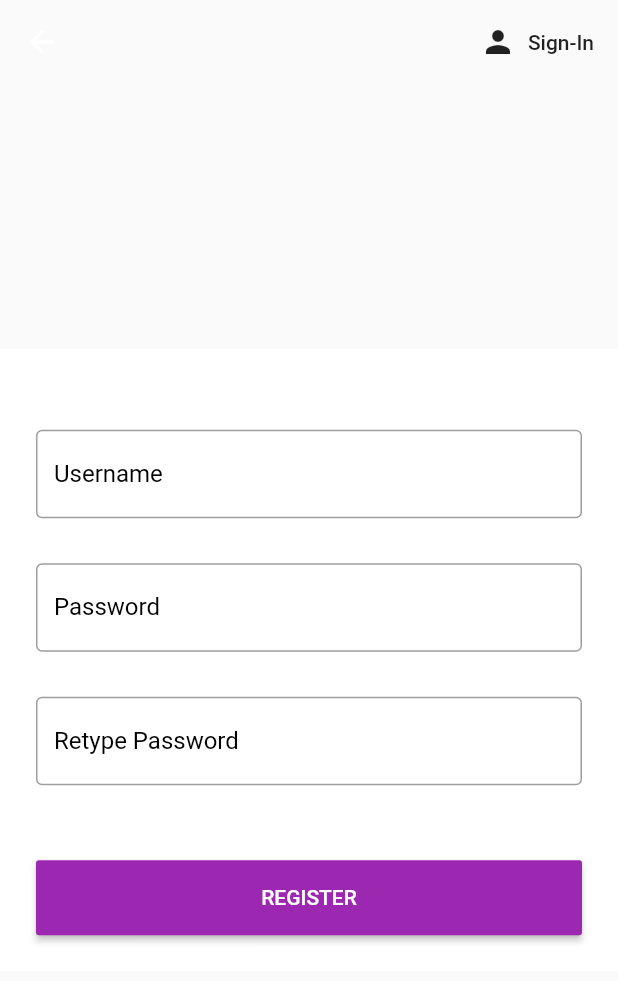
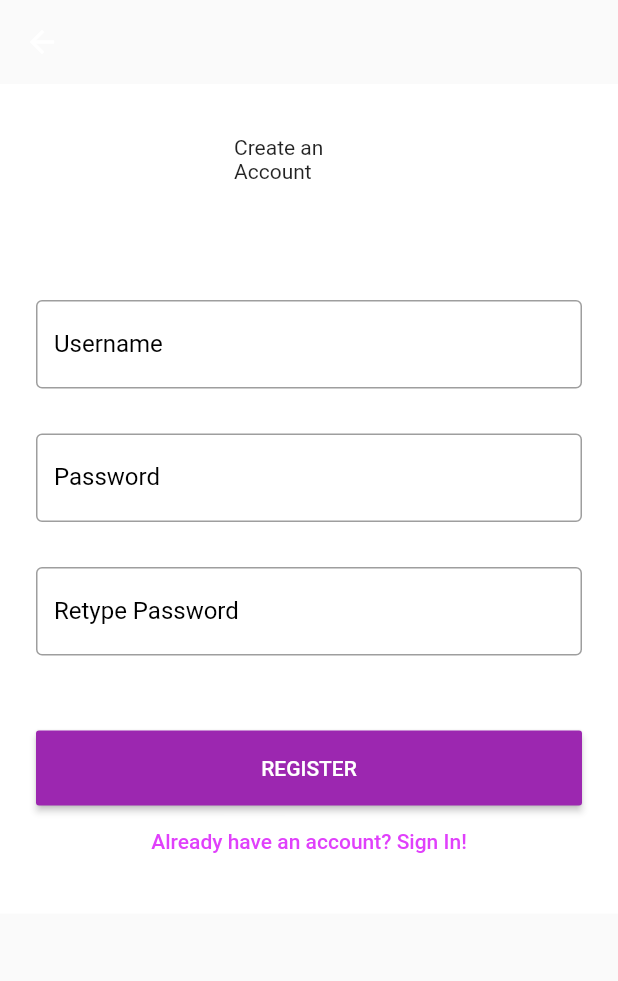
Before and after one commit to b34st80y/oigo_app, a Flutter app: the RegisterPage screen opened directly, on a phone screen of 412 x 824 dp. Shown: the top 981 px of the screen. Run offline on Flutter 3.47's test engine with Material 2 defaults, Android fonts, the phone set to English and light mode, and no system bars; our stand-ins replace firebase_auth; accounts and stored records are empty.

Commit message:
re-arranged register/signInAnon buttons.
Created sign-in/register Forms
and TextFormFields with validation handling.

Added signInWithEmail&Password
functionality, but registration is disabled.

Added loading widget that is displayed during login loading.

```diff
--- a/lib/pages/authenticate/register.dart
+++ b/lib/pages/authenticate/register.dart
@@ -1,37 +1,44 @@
 import 'package:flutter/material.dart';
+import 'package:oigo_app/services/auth.dart';
 
-class RegisterPage extends StatelessWidget {
+import '../../loading.dart';
+
+class RegisterPage extends StatefulWidget {
   final Function toggleView;
 
   RegisterPage({this.toggleView});
 
-  final TextEditingController emailEditingController = TextEditingController();
-  final TextEditingController passwordEditingController =
-      TextEditingController();
-  final TextEditingController confirmEditingController =
-      TextEditingController();
+  @override
+  _RegisterPageState createState() => _RegisterPageState();
+}
+
+class _RegisterPageState extends State<RegisterPage> {
+  final AuthService _auth = AuthService();
+  final _formKey = GlobalKey<FormState>();
+  String error = '';
+  bool loading = false;
+
+  // TextField values
+  String email = '';
+  String password = '';
+  String passwordConfirmation = '';
 
   @override
   Widget build(BuildContext context) {
-    return Scaffold(
+    return loading
+        ? Loading()
+        : Scaffold(
             appBar: AppBar(
               elevation: 0,
               backgroundColor: Colors.transparent,
-        actions: <Widget>[
-          FlatButton.icon(
-              icon: Icon(Icons.person),
-              label: Text('Sign-In'),
-              onPressed: () {
-                toggleView();
-              }),
-        ],
             ),
-      body: Center(
-        child: SingleChildScrollView(
+            body: SingleChildScrollView(
+              // For when keyboard pops up
               child: Container(
                 color: Colors.white,
                 padding: EdgeInsets.all(24),
-            child: Center(
+                child: Form(
+                  key: _formKey,
                   child: Column(
                     children: <Widget>[
                       SizedBox(
@@ -40,18 +47,23 @@ class RegisterPage extends StatelessWidget {
                       Center(
                         child: SizedBox(
                             width: 100,
-                      height: 10,
-                      //child: Image.asset('assets/images/logo.png'),
+                            height: 100,
+                            child: Text('Create an Account')
+                            // Image.asset('assets/images/logo.png'),
                             ),
                       ),
                       SizedBox(
                         height: 10,
                       ),
-                  TextField(
+                      TextFormField(
+                        validator: (val) =>
+                            val.isEmpty ? 'Enter an email address' : null,
+                        onChanged: (val) {
+                          setState(() => email = val);
+                        },
                         autofocus: false,
                         obscureText: false,
                         keyboardType: TextInputType.text,
-                    controller: emailEditingController,
                         decoration: InputDecoration(
                             labelText: "Username",
                             hintText: "Username",
@@ -60,18 +72,24 @@ class RegisterPage extends StatelessWidget {
                               fontSize: 16,
                             ),
                             border: OutlineInputBorder(
-                            borderRadius: BorderRadius.all(Radius.circular(4)),
+                                borderRadius:
+                                    BorderRadius.all(Radius.circular(4)),
                                 borderSide: BorderSide(
                                     width: 1,
                                     color: Colors.purple,
                                     style: BorderStyle.solid))),
                       ),
                       SizedBox(height: 30),
-                  TextField(
+                      TextFormField(
+                        validator: (val) => val.length < 6
+                            ? 'Enter a password 6 character or more'
+                            : null,
+                        onChanged: (val) {
+                          setState(() => password = val);
+                        },
                         autofocus: false,
                         obscureText: false,
                         keyboardType: TextInputType.text,
-                    controller: passwordEditingController,
                         decoration: InputDecoration(
                             labelText: "Password",
                             hintText: "Password",
@@ -80,7 +98,8 @@ class RegisterPage extends StatelessWidget {
                               fontSize: 16,
                             ),
                             border: OutlineInputBorder(
-                            borderRadius: BorderRadius.all(Radius.circular(4)),
+                                borderRadius:
+                                    BorderRadius.all(Radius.circular(4)),
                                 borderSide: BorderSide(
                                     width: 1,
                                     color: Colors.purple,
@@ -89,11 +108,16 @@ class RegisterPage extends StatelessWidget {
                       SizedBox(
                         height: 30,
                       ),
-                  TextField(
+                      TextFormField(
+                        validator: (val) => val != password
+                            ? 'Password fields do not match'
+                            : null,
+                        onChanged: (val) {
+                          setState(() => passwordConfirmation = val);
+                        },
                         autofocus: false,
                         obscureText: true,
                         keyboardType: TextInputType.text,
-                    controller: confirmEditingController,
                         decoration: InputDecoration(
                             labelText: "Retype Password",
                             hintText: "Retype Password",
@@ -102,7 +126,8 @@ class RegisterPage extends StatelessWidget {
                               fontSize: 16,
                             ),
                             border: OutlineInputBorder(
-                            borderRadius: BorderRadius.all(Radius.circular(4)),
+                                borderRadius:
+                                    BorderRadius.all(Radius.circular(4)),
                                 borderSide: BorderSide(
                                     width: 1,
                                     color: Colors.purple,
@@ -110,21 +135,45 @@ class RegisterPage extends StatelessWidget {
                       ),
                       SizedBox(
                         height: 50,
+                        child: Text(
+                          error,
+                          style: TextStyle(color: Colors.red, fontSize: 14.0),
+                        ),
                       ),
                       ButtonTheme(
-                    //elevation: 4,
-                    //color: Colors.green,
                         minWidth: double.infinity,
                         child: MaterialButton(
-                      onPressed: () => {},
+                          onPressed: () async {
+                            setState(() {
+                              error = 'registration currently disabled...';
+                            });
+//                            if (_formKey.currentState.validate()) {
+//                              setState(() => loading = true);
+//                              dynamic result =
+//                                  await _auth.registerWithEmailAndPassword(
+//                                      email, password);
+//                              if (result == null) {
+//                                setState(() {
+//                                  loading = false;
+//                                  error = 'Please enter a valid email';
+//                                });
+//                              }
+//                            }
+                          },
                           textColor: Colors.white,
                           color: Colors.purple,
                           height: 50,
                           child: Text("REGISTER"),
                         ),
+                      ),
+                      FlatButton(
+                        child: Text("Already have an account? Sign In!",
+                            style: TextStyle(color: Colors.purpleAccent)),
+                        onPressed: () {
+                          widget.toggleView();
+                        },
                       )
                     ],
-              ),
                   ),
                 ),
               ),
```
Also changed, not shown: lib/loading.dart (added, +13 -0 lines), lib/pages/authenticate/login.dart (+75 -35 lines), lib/services/auth.dart (+24 -0 lines). Lines whose indentation alone changed are shown as unchanged.
